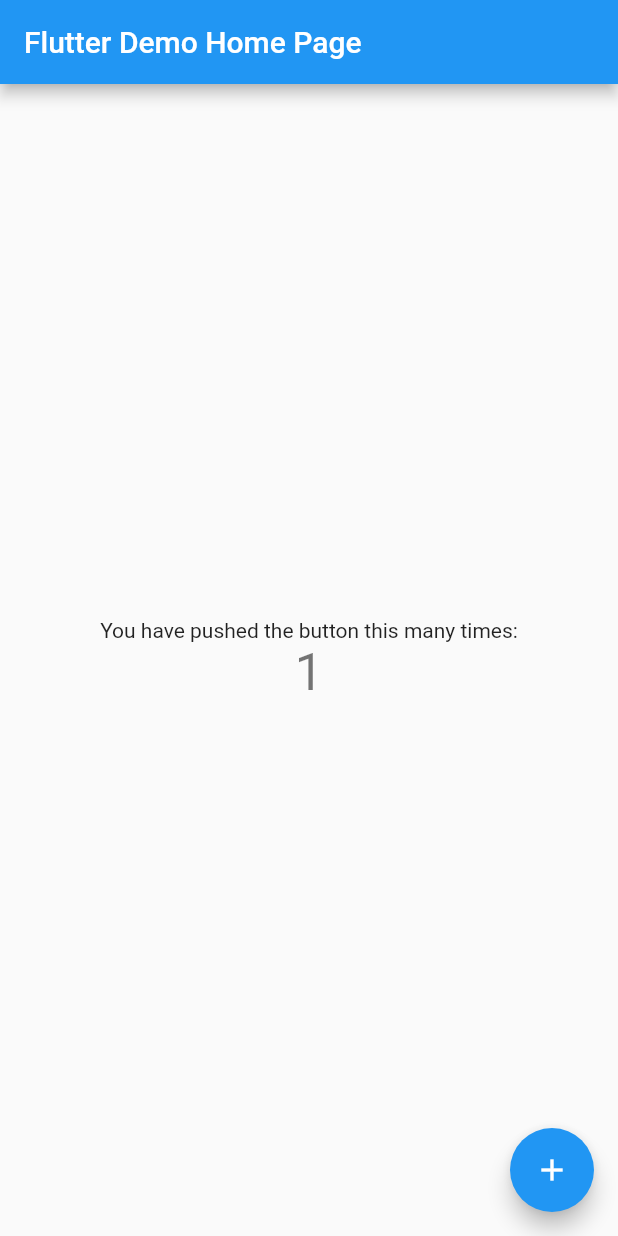
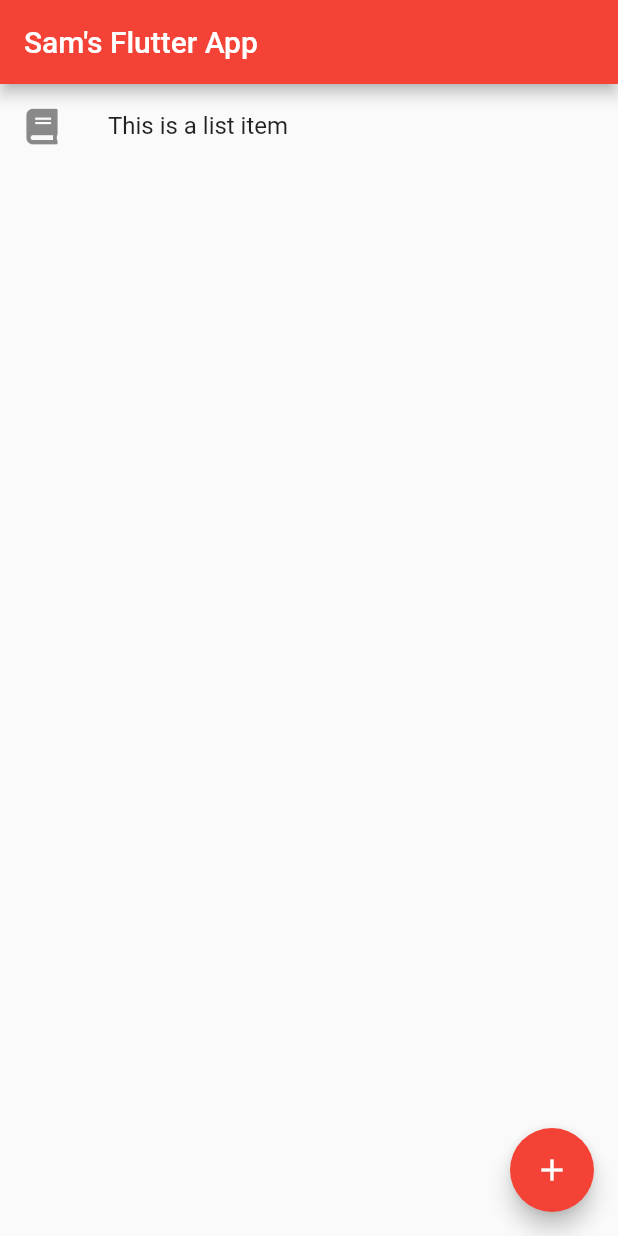
Before and after one commit to SamMalcolm/flutter_sandbox, a Flutter app: the screen it shows after launch, after a tap on the "add" icon, on a phone screen of 412 x 824 dp. Run offline on Flutter 3.47's test engine with Material 2 defaults, Android fonts, the phone set to English and light mode, and no system bars; our stand-ins replace font_awesome_flutter.

Commit message:
finished course on flutter and dart

```diff
--- a/lib/main.dart
+++ b/lib/main.dart
@@ -1,4 +1,10 @@
 import 'package:flutter/material.dart';
+import 'package:font_awesome_flutter/font_awesome_flutter.dart';
+import 'package:flutter/foundation.dart';
+import 'dart:async';
+import 'dart:io';
+import 'package:path_provider/path_provider.dart';
+import 'package:http/http.dart' as http;
 
 void main() => runApp(MyApp());
 
@@ -9,103 +15,117 @@ class MyApp extends StatelessWidget {
     return MaterialApp(
       title: 'Flutter Demo',
       theme: ThemeData(
-        // This is the theme of your application.
-        //
-        // Try running your application with "flutter run". You'll see the
-        // application has a blue toolbar. Then, without quitting the app, try
-        // changing the primarySwatch below to Colors.green and then invoke
-        // "hot reload" (press "r" in the console where you ran "flutter run",
-        // or simply save your changes to "hot reload" in a Flutter IDE).
-        // Notice that the counter didn't reset back to zero; the application
-        // is not restarted.
-        primarySwatch: Colors.blue,
+        primarySwatch: Colors.red,
       ),
-      home: MyHomePage(title: 'Flutter Demo Home Page'),
+      home: MyHomePage(title: 'Sam\'s Flutter App ', storage: CounterStorage()),
     );
   }
 }
 
+// class GetData {
+//   Future<http.Response> fetchData(http.Client client) async {
+//     return client.get('http://jsonplaceholder.typicode.com/photos')
+//   }
+// }
+
+class CounterStorage {
+  Future<String> get _localpath async {
+    final directory = await getApplicationDocumentsDirectory();
+    return directory.path;
+  }
+
+  Future<File> get _localfile async {
+    final path = await _localpath;
+    return File('$path/counter.txt');
+  }
+
+  Future<int> readCounter() async {
+    try {
+      final file = await _localfile;
+      String contents = await file.readAsString();
+      return int.parse(contents);
+    } catch (e) {
+      return 0;
+    }
+  }
+
+  Future<File> writeCounter(int counter) async {
+    final file = await _localfile;
+    return file.writeAsString('$counter');
+  }
+}
+
 class MyHomePage extends StatefulWidget {
-  MyHomePage({Key key, this.title}) : super(key: key);
+  final String title;
+  final CounterStorage storage;
 
-  // This widget is the home page of your application. It is stateful, meaning
-  // that it has a State object (defined below) that contains fields that affect
-  // how it looks.
-
-  // This class is the configuration for the state. It holds the values (in this
-  // case the title) provided by the parent (in this case the App widget) and
-  // used by the build method of the State. Fields in a Widget subclass are
-  // always marked "final".
-
-  final String title;
+  MyHomePage({Key key, this.title, @required this.storage}) : super(key: key);
 
   @override
   _MyHomePageState createState() => _MyHomePageState();
 }
 
 class _MyHomePageState extends State<MyHomePage> {
-  int _counter = 0;
+  int _counter;
 
-  void _incrementCounter() {
+  void initState() {
+    super.initState();
+    widget.storage.readCounter().then((int value) {
+      setState(() {
+        _counter = value;
+      });
+    });
+  }
+
+  Future<File> _incrementCounter() async {
     setState(() {
-      // This call to setState tells the Flutter framework that something has
-      // changed in this State, which causes it to rerun the build method below
-      // so that the display can reflect the updated values. If we changed
-      // _counter without calling setState(), then the build method would not be
-      // called again, and so nothing would appear to happen.
       _counter++;
     });
+
+    return widget.storage.writeCounter(_counter);
   }
 
   @override
   Widget build(BuildContext context) {
-    // This method is rerun every time setState is called, for instance as done
-    // by the _incrementCounter method above.
-    //
-    // The Flutter framework has been optimized to make rerunning build methods
-    // fast, so that you can just rebuild anything that needs updating rather
-    // than having to individually change instances of widgets.
     return Scaffold(
       appBar: AppBar(
-        // Here we take the value from the MyHomePage object that was created by
-        // the App.build method, and use it to set our appbar title.
         title: Text(widget.title),
       ),
-      body: Center(
-        // Center is a layout widget. It takes a single child and positions it
-        // in the middle of the parent.
-        child: Column(
-          // Column is also a layout widget. It takes a list of children and
-          // arranges them vertically. By default, it sizes itself to fit its
-          // children horizontally, and tries to be as tall as its parent.
-          //
-          // Invoke "debug painting" (press "p" in the console, choose the
-          // "Toggle Debug Paint" action from the Flutter Inspector in Android
-          // Studio, or the "Toggle Debug Paint" command in Visual Studio Code)
-          // to see the wireframe for each widget.
-          //
-          // Column has various properties to control how it sizes itself and
-          // how it positions its children. Here we use mainAxisAlignment to
-          // center the children vertically; the main axis here is the vertical
-          // axis because Columns are vertical (the cross axis would be
-          // horizontal).
-          mainAxisAlignment: MainAxisAlignment.center,
-          children: <Widget>[
-            Text(
-              'You have pushed the button this many times:',
-            ),
-            Text(
-              '$_counter',
-              style: Theme.of(context).textTheme.display1,
-            ),
-          ],
-        ),
+      body: new ListView.builder(
+        itemCount: _counter,
+        itemBuilder: (context, index) {
+          return new ListTile(
+              leading: const Icon(FontAwesomeIcons.book),
+              title: Text('This is a list item'),
+              onTap: () {
+                Navigator.push(context,
+                    MaterialPageRoute(builder: (context) => SecondPage()));
+              });
+        },
       ),
       floatingActionButton: FloatingActionButton(
         onPressed: _incrementCounter,
         tooltip: 'Increment',
         child: Icon(Icons.add),
-      ), // This trailing comma makes auto-formatting nicer for build methods.
+      ),
     );
   }
 }
+
+class SecondPage extends StatelessWidget {
+  @override
+  Widget build(BuildContext context) {
+    return Scaffold(
+        appBar: AppBar(
+          title: Text('Second Page'),
+        ),
+        body: Center(
+          child: RaisedButton.icon(
+              onPressed: () {
+                Navigator.pop(context);
+              },
+              label: Text('push me'),
+              icon: new Icon(FontAwesomeIcons.stepBackward)),
+        ));
+  }
+}
--- a/pubspec.yaml
+++ b/pubspec.yaml
@@ -23,6 +23,9 @@ dependencies:
   # The following adds the Cupertino Icons font to your application.
   # Use with the CupertinoIcons class for iOS style icons.
   cupertino_icons: ^0.1.2
+  font_awesome_flutter: ^8.8.1
+  path_provider: ^1.6.8
+  http: ^0.12.1
 
 dev_dependencies:
   flutter_test:
```
Also changed, not shown: pubspec.lock, 6 other files.
